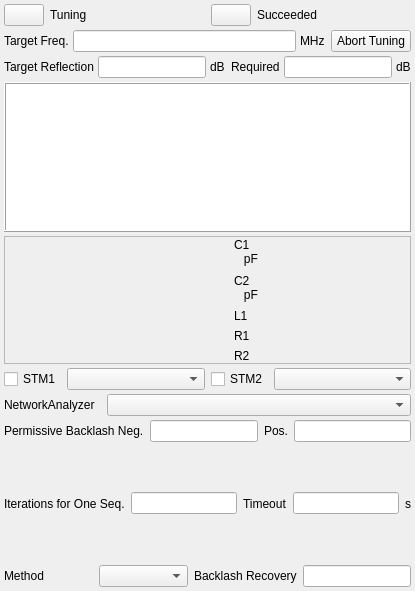
This is modules/nmr/autolctunerform.ui in northriv/KAME as Qt 5 draws it before an edit. The edited form follows.
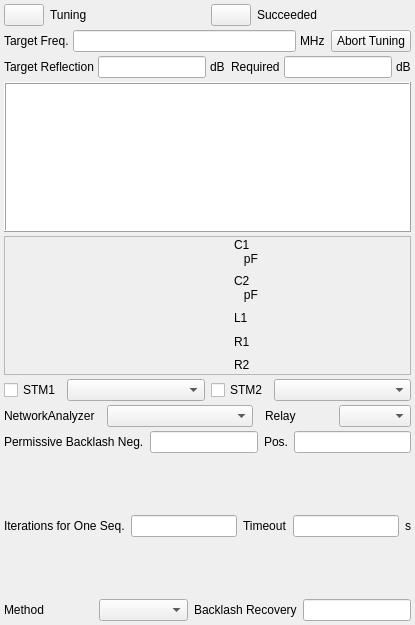
This is the edited form. Icons and pictures are not drawn.

What changed in the file:
```diff
--- a/modules/nmr/autolctunerform.ui
+++ b/modules/nmr/autolctunerform.ui
@@ -7,7 +7,7 @@
     <x>0</x>
     <y>0</y>
     <width>415</width>
-    <height>591</height>
+    <height>625</height>
    </rect>
   </property>
   <property name="windowTitle">
@@ -551,6 +551,20 @@
         </property>
        </widget>
       </item>
+      <item>
+       <layout class="QHBoxLayout" name="horizontalLayout_17">
+        <item>
+         <widget class="QLabel" name="label_7">
+          <property name="text">
+           <string>Relay</string>
+          </property>
+         </widget>
+        </item>
+        <item>
+         <widget class="QComboBox" name="m_cmbRelayDriver"/>
+        </item>
+       </layout>
+      </item>
      </layout>
     </item>
     <item>
```
